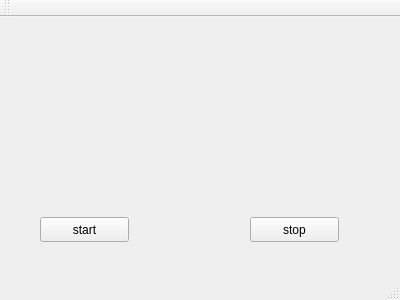
The window that Real-Time-Fisheye-Stitcher/mainwindow.ui (Fleschier/AlgorithmTest) describes before a commit, drawn with Qt 5.
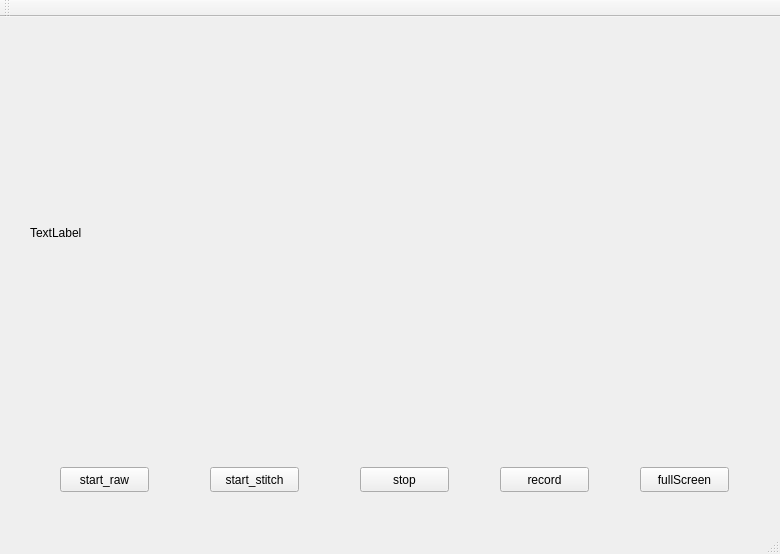
The same window after the commit.

What changed in the file:
```diff
--- a/Real-Time-Fisheye-Stitcher/mainwindow.ui
+++ b/Real-Time-Fisheye-Stitcher/mainwindow.ui
@@ -6,8 +6,8 @@
    <rect>
     <x>0</x>
     <y>0</y>
-    <width>400</width>
-    <height>300</height>
+    <width>780</width>
+    <height>554</height>
    </rect>
   </property>
   <property name="windowTitle">
@@ -17,21 +17,21 @@
    <widget class="QPushButton" name="pushButton">
     <property name="geometry">
      <rect>
-      <x>40</x>
-      <y>200</y>
+      <x>60</x>
+      <y>450</y>
       <width>89</width>
       <height>25</height>
      </rect>
     </property>
     <property name="text">
-     <string>start</string>
+     <string>start_raw</string>
     </property>
    </widget>
    <widget class="QPushButton" name="pushButton_2">
     <property name="geometry">
      <rect>
-      <x>250</x>
-      <y>200</y>
+      <x>360</x>
+      <y>450</y>
       <width>89</width>
       <height>25</height>
      </rect>
@@ -40,6 +40,58 @@
      <string>stop</string>
     </property>
    </widget>
+   <widget class="QPushButton" name="pushButton_3">
+    <property name="geometry">
+     <rect>
+      <x>640</x>
+      <y>450</y>
+      <width>89</width>
+      <height>25</height>
+     </rect>
+    </property>
+    <property name="text">
+     <string>fullScreen</string>
+    </property>
+   </widget>
+   <widget class="QLabel" name="label">
+    <property name="geometry">
+     <rect>
+      <x>30</x>
+      <y>30</y>
+      <width>721</width>
+      <height>371</height>
+     </rect>
+    </property>
+    <property name="text">
+     <string>TextLabel</string>
+    </property>
+   </widget>
+   <widget class="QPushButton" name="pushButton_4">
+    <property name="geometry">
+     <rect>
+      <x>210</x>
+      <y>450</y>
+      <width>89</width>
+      <height>25</height>
+     </rect>
+    </property>
+    <property name="text">
+     <string>start_stitch</string>
+    </property>
+   </widget>
+   <widget class="QPushButton" name="pushButton_5">
+    <property name="geometry">
+     <rect>
+      <x>500</x>
+      <y>450</y>
+      <width>89</width>
+      <height>25</height>
+     </rect>
+    </property>
+    <property name="text">
+     <string>record</string>
+    </property>
+   </widget>
   </widget>
   <widget class="QMenuBar" name="menuBar">
    <property name="geometry">
```
Left out of the diff: 2 changed lines with no effect on the pictures.
